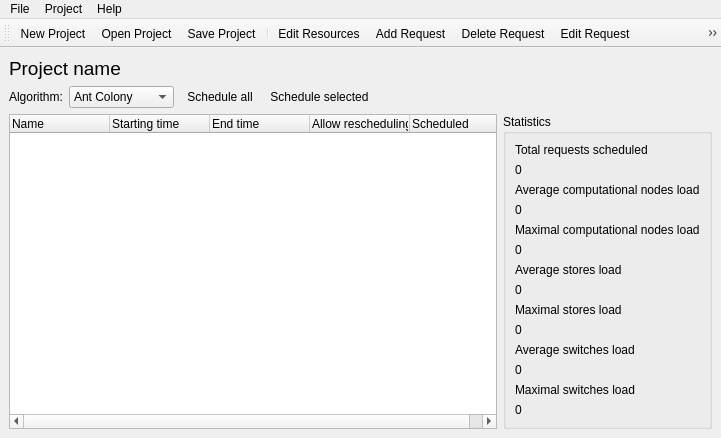
DanielZorin/DataCenters, file DCGUI/Windows/MainWindow.ui: the form before one commit.
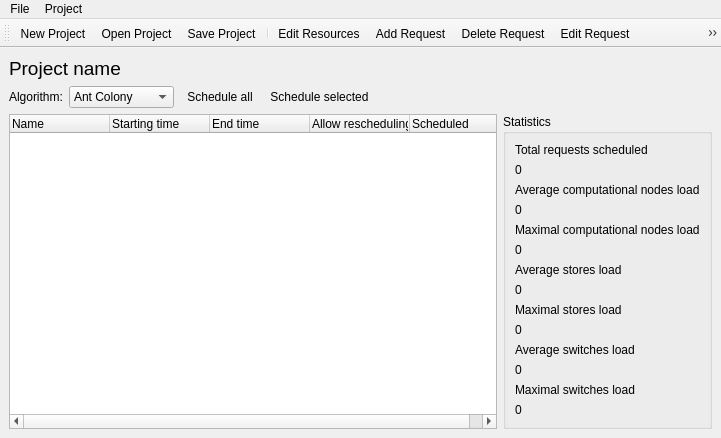
The form after the commit. Icons and pictures are not drawn.

```diff
--- a/DCGUI/Windows/MainWindow.ui
+++ b/DCGUI/Windows/MainWindow.ui
@@ -339,12 +339,6 @@
     <addaction name="separator"/>
     <addaction name="actionExit"/>
    </widget>
-   <widget class="QMenu" name="menuHelp">
-    <property name="title">
-     <string>Help</string>
-    </property>
-    <addaction name="actionAbout"/>
-   </widget>
    <widget class="QMenu" name="menuProject">
     <property name="title">
      <string>Project</string>
@@ -361,7 +355,6 @@
    </widget>
    <addaction name="menuFile"/>
    <addaction name="menuProject"/>
-   <addaction name="menuHelp"/>
   </widget>
   <widget class="QToolBar" name="toolBar">
    <property name="windowTitle">
```
Left out of the diff: 1 changed line with no effect on the pictures.
